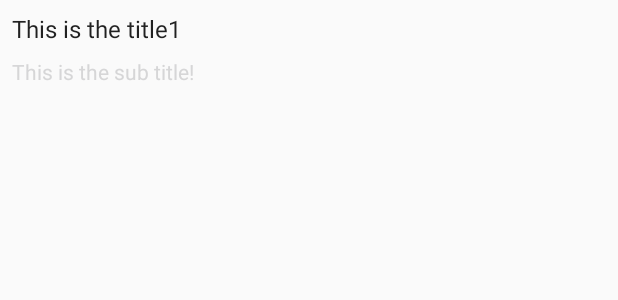
After one commit to longkai/Musseta, an Android app: the layout layout_hacker_news_item.xml on its own in the app's theme, with its tools: preview values and no code run, on a phone screen of 412 x 824 dp. The commit adds this screen. Shown: the top 300 px of the screen. Run offline under Robolectric (Android 15) with nearby library versions, the phone set to English and light mode, and no system bars.

Commit message:
Fresh layout for the news item.

```diff
--- a/app/src/main/java/yuejia/liu/musseta/components/hacker/HackerNewsPresenter.java
+++ b/app/src/main/java/yuejia/liu/musseta/components/hacker/HackerNewsPresenter.java
@@ -30,6 +30,8 @@ public class HackerNewsPresenter {
         .flatMap(longs -> Observable.from(longs))
         .take(50) // TODO: 11/8/15 further impl
         .map(id -> hackerNewsApi.item(id))
+        .filter(item -> !item.dead && !item.deleted)
+        .doOnNext(item -> item.time = item.time * 1000)
         .subscribeOn(Schedulers.io())
         .observeOn(AndroidSchedulers.mainThread())
         .subscribe(new Observer<Item>() {
--- /dev/null
+++ b/app/src/main/res/layout/layout_hacker_news_item.xml
@@ -0,0 +1,26 @@
+<?xml version="1.0" encoding="utf-8"?>
+<LinearLayout
+    xmlns:android="http://schemas.android.com/apk/res/android"
+    xmlns:tools="http://schemas.android.com/tools"
+    android:id="@+id/rootView"
+    android:orientation="vertical"
+    android:background="?attr/selectableItemBackground"
+    android:padding="8dp"
+    android:layout_width="match_parent"
+    android:layout_height="wrap_content">
+
+  <TextView
+      android:id="@android:id/title"
+      android:textAppearance="?attr/textAppearanceListItem"
+      tools:text="This is the title1"
+      android:layout_width="match_parent"
+      android:layout_height="wrap_content" />
+
+  <TextView
+      android:id="@android:id/text1"
+      android:layout_marginTop="8dp"
+      android:textColor="@color/material_grey_700"
+      tools:text="This is the sub title!"
+      android:layout_width="match_parent"
+      android:layout_height="wrap_content" />
+</LinearLayout>
--- a/app/src/main/res/values/strings.xml
+++ b/app/src/main/res/values/strings.xml
@@ -8,4 +8,5 @@
   <string name="multi_column_view">Multi-column view</string>
   <string name="single_column_view">Single-column view</string>
   <string name="hacker_news">Hacker News</string>
+  <string name="hacker_news_item_subtitle">%1$s points by %2$s %3$s</string>
 </resources>
```
Also changed, not shown: app/src/main/java/yuejia/liu/musseta/components/hacker/HackerNewsActivity.java (+27 -14 lines).
